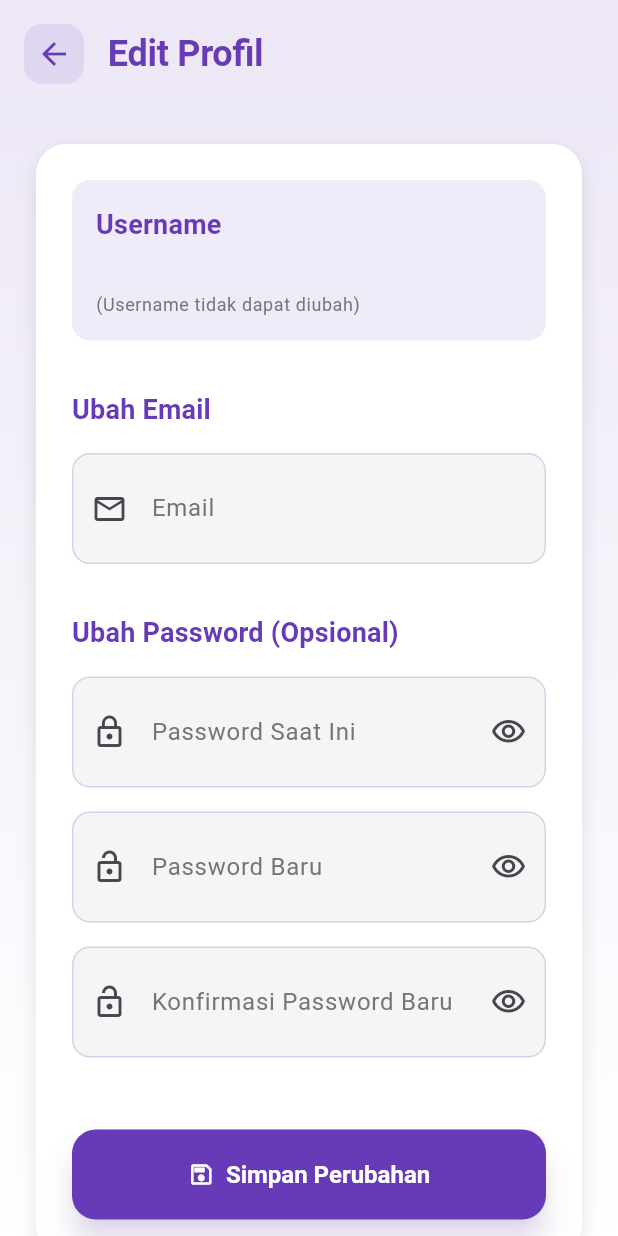
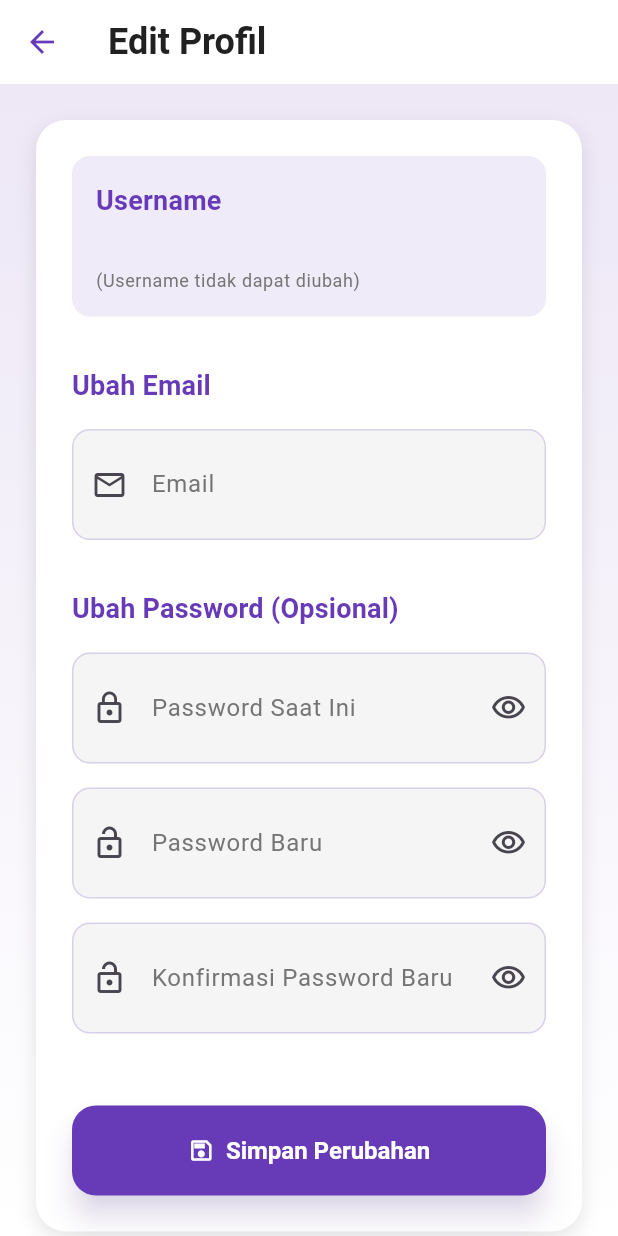
Before and after one commit to reized/project-akhir-prak-mobile, a Flutter app: the EditProfilePage screen opened directly, on a phone screen of 412 x 824 dp. Run offline on Flutter 3.47's test engine with Material 3 defaults, Android fonts, the phone set to English and light mode, and no system bars; our stand-ins replace cached_network_image, image_picker, shared_preferences, sqflite; accounts and stored records are empty.

Commit message:
update appbar

```diff
--- a/lib/screens/bookmark_list_page.dart
+++ b/lib/screens/bookmark_list_page.dart
@@ -59,9 +59,7 @@ class _BookmarkListPageState extends State<BookmarkListPage> {
 
     return Scaffold(
       appBar: AppBar(
-        title: Text('Bookmark ${currentUser?.username ?? ""}'),
-        backgroundColor: Colors.deepPurple,
-        foregroundColor: Colors.white,
+        title: Text('Bookmark'),
       ),
       body: _isLoading
           ? const Center(child: CircularProgressIndicator())
--- a/lib/screens/edit_profile_page.dart
+++ b/lib/screens/edit_profile_page.dart
@@ -96,42 +96,14 @@ class _EditProfilePageState extends State<EditProfilePage> {
     final isDark = theme.brightness == Brightness.dark;
 
     return Scaffold(
+      appBar: AppBar(
+        title: const Text('Edit Profil'),
+      ),
       body: Container(
         decoration: AppTheme.getGradientBackground(isDark),
         child: SafeArea(
           child: Column(
             children: [
-              // Custom App Bar
-              Padding(
-                padding: const EdgeInsets.all(AppTheme.spacingM),
-                child: Row(
-                  children: [
-                    GestureDetector(
-                      onTap: () => Navigator.pop(context),
-                      child: Container(
-                        padding: const EdgeInsets.all(AppTheme.spacingS),
-                        decoration: BoxDecoration(
-                          color: AppTheme.primaryColor.withOpacity(0.1),
-                          borderRadius: BorderRadius.circular(AppTheme.radiusM),
-                        ),
-                        child: const Icon(
-                          Icons.arrow_back,
-                          color: AppTheme.primaryColor,
-                        ),
-                      ),
-                    ),
-                    const SizedBox(width: AppTheme.spacingM),
-                    Text(
-                      'Edit Profil',
-                      style: theme.textTheme.headlineSmall?.copyWith(
-                        fontWeight: FontWeight.bold,
-                        color: AppTheme.primaryColor,
-                      ),
-                    ),
-                  ],
-                ),
-              ),
-
               // Content
               Expanded(
                 child: SingleChildScrollView(
```
